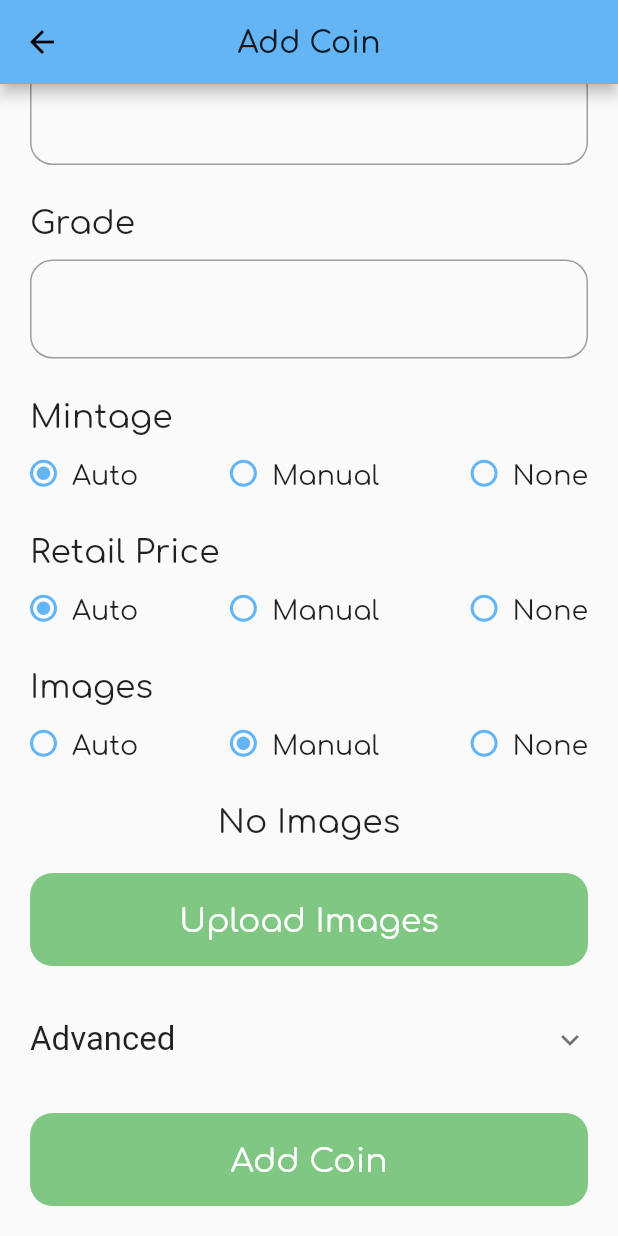
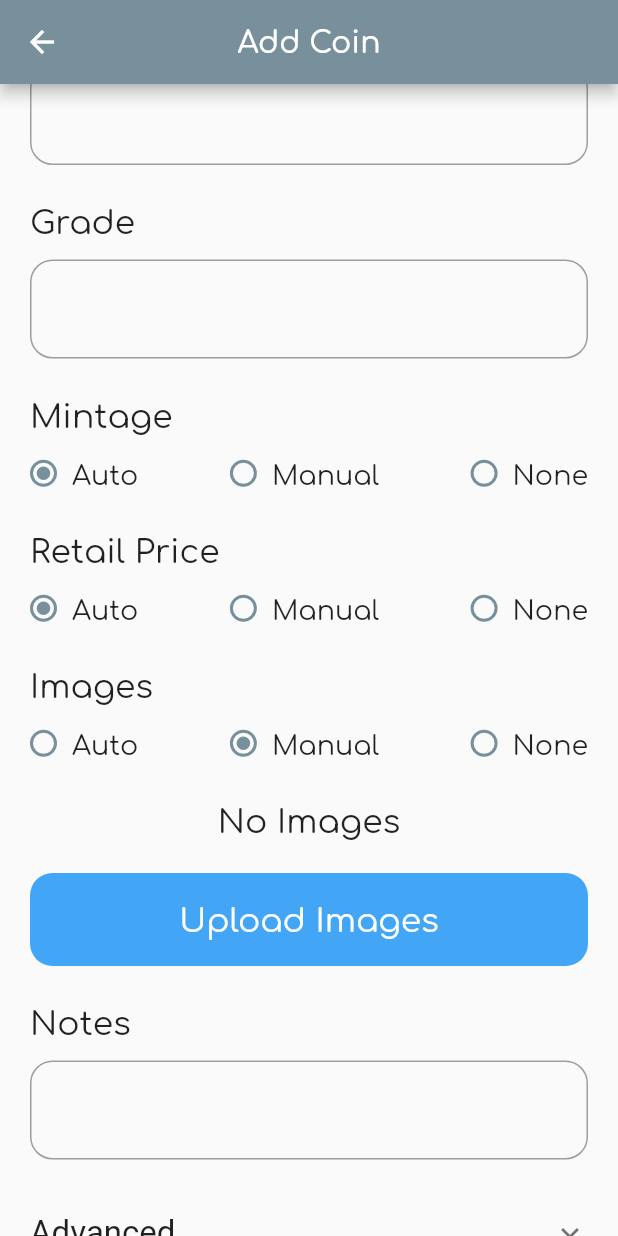
Before and after one commit to PScottZero/Numismatic, a Flutter app: the AddCoinView screen opened directly, scrolled down 204 dp, on a phone screen of 412 x 824 dp. Run offline on Flutter 3.47's test engine with Material 2 defaults, Android fonts, the phone set to English and light mode, and no system bars; drawn by our look-alikes of flutter_typeahead; our stand-ins replace carousel_slider, google_fonts, image_picker, shared_preferences, tuple; missing offline and left inert: flutter_keyboard_visibility_web, image_picker_for_web, shared_preferences_web, web_scraper; accounts and stored records are empty.

Commit message:
added notes

```diff
--- a/lib/constants/view_constants.dart
+++ b/lib/constants/view_constants.dart
@@ -4,12 +4,12 @@ class ViewConstants {
   static const String pcgsUrl = 'https://i.pcgs.com/s3/cu-pcgs/Photograde/250/';
 
   // colors
-  static final Color colorButton = Colors.green[300]!;
+  static final Color colorButton = Colors.blue[400]!;
   static final Color colorCardTitle = Color(0x77000000);
   static final Color colorInactiveLight = Colors.grey[300]!;
   static final Color colorInactiveDark = Colors.grey[500]!;
-  static final Color colorPrimary = Colors.blue[300]!;
-  static final Color colorWarning = Colors.red[300]!;
+  static final Color colorPrimary = Colors.blueGrey[400]!;
+  static final Color colorWarning = Colors.red[400]!;
 
   // text sizing
   static const fontLarge = 28.0;
@@ -49,12 +49,6 @@ class ViewConstants {
       );
   static const dotSize = 8.0;
   static const dotSpacing = 8.0;
-  static const dropShadow = [
-    BoxShadow(
-      color: Color(0x22000000),
-      blurRadius: 10,
-    ),
-  ];
   static const gapLarge = 20.0;
   static const gapMedium = 15.0;
   static const gapSmall = 10.0;
--- a/lib/views/add_coin_view.dart
+++ b/lib/views/add_coin_view.dart
@@ -205,6 +205,11 @@ class _AddCoinViewState extends State<AddCoinView> {
                   _coin.imagesSource = source ?? DataSource.auto;
                 },
               ),
+              CoinDataTextField(
+                label: 'Notes',
+                initialValue: _coin.notes,
+                onChanged: (notes) => _coin.notes = nullIfEmpty(notes),
+              ),
               ExpansionTile(
                 tilePadding: EdgeInsets.zero,
                 title: Text(
@@ -216,11 +221,13 @@ class _AddCoinViewState extends State<AddCoinView> {
                 children: [
                   CoinDataTextField(
                     label: 'Photograde Name',
+                    initialValue: _coin.photogradeName,
                     onChanged: (name) =>
                         _coin.photogradeName = nullIfEmpty(name),
                   ),
                   CoinDataTextField(
                     label: 'Photograde Grade',
+                    initialValue: _coin.photogradeGrade,
                     onChanged: (grade) =>
                         _coin.photogradeGrade = nullIfEmpty(grade),
                   ),
--- a/lib/views/coin_details_view.dart
+++ b/lib/views/coin_details_view.dart
@@ -63,7 +63,7 @@ class _CoinDetailsViewState extends State<CoinDetailsView> {
           appBar: AppBar(
             centerTitle: true,
             title: Text(
-              widget.coin.type.value ?? '',
+              widget.coin.fullType,
               style: GoogleFonts.comfortaa(),
               textAlign: TextAlign.center,
             ),
@@ -125,6 +125,10 @@ class _CoinDetailsViewState extends State<CoinDetailsView> {
                           ? widget.coin.retailPrice
                           : null,
                     ),
+                    Detail(
+                      name: 'Notes',
+                      value: widget.coin.notes,
+                    ),
                     RoundedButton(
                       label:
                           'Move to ${widget.coin.inCollection ? 'Wantlist' : 'Collection'}',
--- a/lib/views/coin_grid_view.dart
+++ b/lib/views/coin_grid_view.dart
@@ -41,7 +41,7 @@ class _CoinGridViewState extends State<CoinGridView> {
                       coins.map((e) => CoinCard(e)).toList(),
                 )
               : Container(
-                  padding: ViewConstants.paddingAllSmall,
+                  padding: ViewConstants.paddingAllLarge(),
                   child: Center(
                     child: Text(
                       'Press + to add a coin to your ${widget.isWantlist ? 'wantlist' : 'collection'}',
--- a/lib/views/components/count_and_value.dart
+++ b/lib/views/components/count_and_value.dart
@@ -29,7 +29,7 @@ class CountAndValue extends StatelessWidget {
         color: ViewConstants.colorPrimary,
         borderRadius: ViewConstants.borderRadiusMedium,
       ),
-      padding: ViewConstants.paddingAllLarge(),
+      padding: ViewConstants.paddingAllSmall,
       child: Center(
         child: Column(
           mainAxisAlignment: MainAxisAlignment.center,
@@ -37,11 +37,13 @@ class CountAndValue extends StatelessWidget {
             Text(
               'Count: ${coins.length.toString()}',
               textAlign: TextAlign.center,
+              style: TextStyle(height: ViewConstants.fontSmall),
             ),
             SizedBox(height: ViewConstants.gapSmall),
             Text(
               'Total Value:\n$totalValue',
               textAlign: TextAlign.center,
+              style: TextStyle(height: ViewConstants.fontSmall),
             ),
           ],
         ),
--- a/lib/views/components/rounded_button.dart
+++ b/lib/views/components/rounded_button.dart
@@ -38,7 +38,10 @@ class RoundedButton extends StatelessWidget {
           ),
         ),
         onPressed: onPressed,
-        child: Text(label),
+        child: Text(
+          label,
+          style: TextStyle(color: Colors.white),
+        ),
       ),
     );
   }
```
Also changed, not shown: lib/main.dart (+4 -17 lines), lib/model/coin_collection_model.dart (+0 -46 lines), lib/views/advanced_view.dart (deleted, +0 -71 lines), assets/images/icon-background.png, assets/images/icon-foreground.png, assets/images/icon.png, 32 other files.
